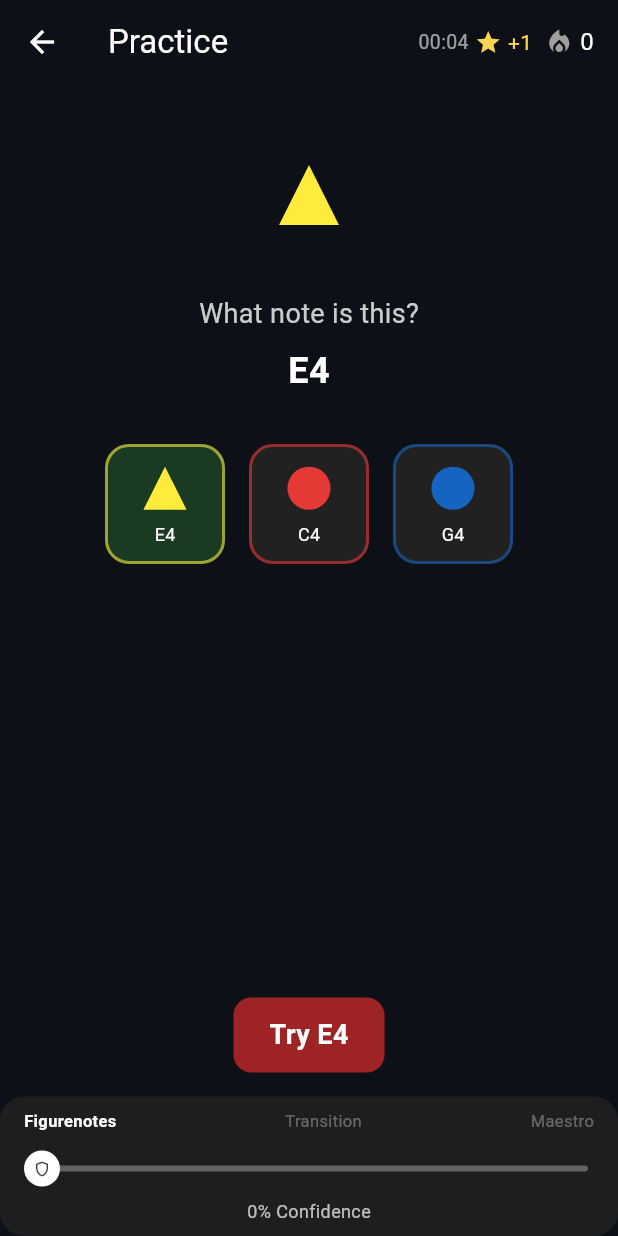
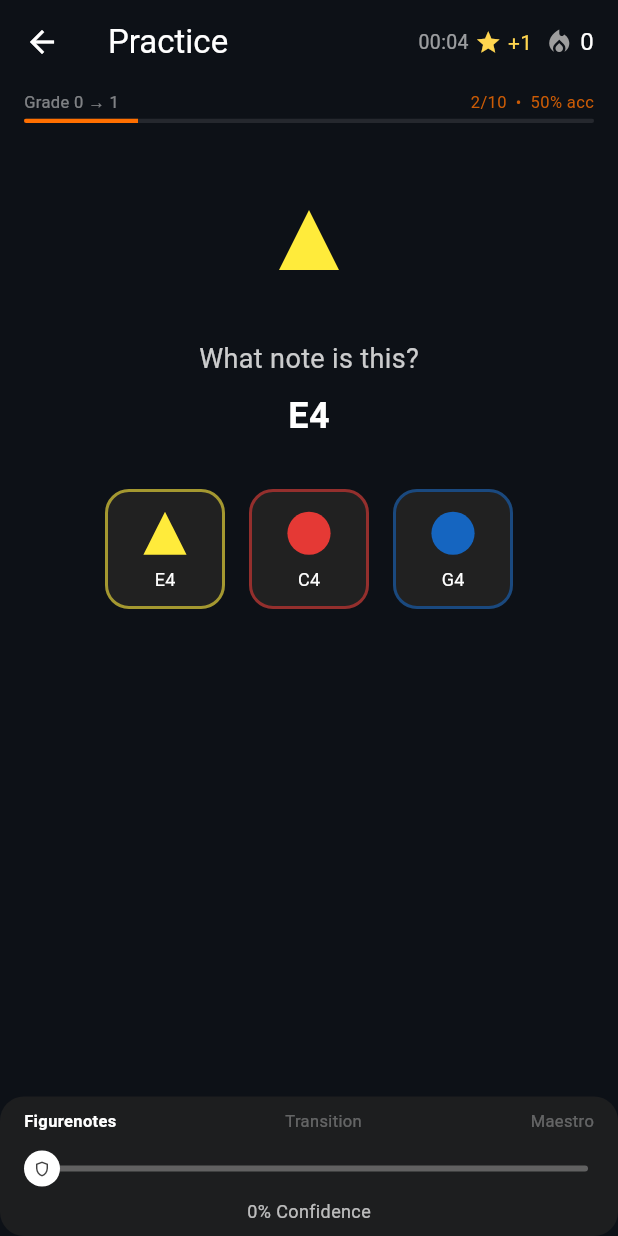
Before and after one commit to scomofo/harmony-knight, a Flutter app: the PracticeScreen screen opened by its route, after a tap on "C4", after a tap on "G4", on a phone screen of 412 x 824 dp. Run offline on Flutter 3.47's test engine with Material 3 defaults, Android fonts, the phone set to English and light mode, and no system bars; our stand-ins replace equatable, flutter_riverpod, go_router, just_audio, shared_preferences; missing offline and left inert: flutter_audio_capture, flutter_soloud, pitch_detector_dart; accounts and stored records are empty.

Commit message:
fix: unblock practice screen, wire audio feedback, add grade progress bar
- Wrong answers in practice no longer freeze the screen — buttons
  re-enable after the 600ms feedback animation so the player can
  retry the correct note (wait-mode intent preserved)
- soundFeedbackProvider and ghostToneProvider now self-initialize via
  Future.microtask so correct/wrong tones actually play; previously
  initialize() was never called and all audio was silent
- Add session progress bar to practice screen showing X/N notes and
  live accuracy vs. threshold, turns orange when accuracy slips
- Fix metronome_service.dart compile error: _loadClick called with
  named arg but parameter is positional
- Fix duel_screen.dart compile error: missing audio_provider import
  for ghostToneProvider and soundFeedbackProvider

Co-Authored-By: Claude Sonnet 4.6 <noreply@anthropic.com>

```diff
--- a/lib/engine/metronome_service.dart
+++ b/lib/engine/metronome_service.dart
@@ -41,8 +41,8 @@ class MetronomeService {
   /// Pre-generate click WAV sources. Call once after AudioService.initialize().
   Future<void> initialize() async {
     if (!_audio.isInitialized) return;
-    _normalSource = await _loadClick(volume: 0.6);
-    _accentSource = await _loadClick(volume: 1.0);
+    _normalSource = await _loadClick(0.6);
+    _accentSource = await _loadClick(1.0);
   }
 
   Future<AudioSource?> _loadClick(double volume) async {
--- a/lib/providers/audio_provider.dart
+++ b/lib/providers/audio_provider.dart
@@ -15,6 +15,9 @@ final audioServiceProvider = Provider<AudioService>((ref) {
 final ghostToneProvider = Provider<GhostToneEngine>((ref) {
   final engine = GhostToneEngine();
   ref.onDispose(() => engine.dispose());
+  Future.microtask(() async {
+    try { await engine.initialize(); } catch (_) {}
+  });
   return engine;
 });
 
@@ -22,6 +25,9 @@ final ghostToneProvider = Provider<GhostToneEngine>((ref) {
 final soundFeedbackProvider = Provider<SoundFeedbackService>((ref) {
   final service = SoundFeedbackService();
   ref.onDispose(() => service.dispose());
+  Future.microtask(() async {
+    try { await service.initialize(); } catch (_) {}
+  });
   return service;
 });
 
--- a/lib/screens/duel_screen.dart
+++ b/lib/screens/duel_screen.dart
@@ -3,6 +3,7 @@ import 'package:flutter_riverpod/flutter_riverpod.dart';
 import 'package:go_router/go_router.dart';
 import 'package:harmony_knight/models/note.dart';
 import 'package:harmony_knight/models/quest.dart';
+import 'package:harmony_knight/providers/audio_provider.dart';
 import 'package:harmony_knight/providers/duel_provider.dart';
 import 'package:harmony_knight/providers/quest_provider.dart';
 import 'package:harmony_knight/providers/scaffolding_provider.dart';
--- a/lib/screens/practice_screen.dart
+++ b/lib/screens/practice_screen.dart
@@ -309,8 +309,15 @@ class _PracticeScreenState extends ConsumerState<PracticeScreen>
       ref.read(playerProgressProvider.notifier).recordIncorrectNote();
       // Audio error signal.
       ref.read(soundFeedbackProvider).playWrong();
-      // Wait-Mode: don't advance — let user see the correct answer.
-      _feedbackController.forward(from: 0.0);
+      // Wait-Mode: show the correct answer for 1.2 s, then re-enable buttons.
+      _feedbackController.forward(from: 0.0).then((_) {
+        if (mounted) {
+          setState(() {
+            _showFeedback = false;
+            _feedback = null;
+          });
+        }
+      });
     }
   }
 
@@ -591,6 +598,9 @@ class _PracticeScreenState extends ConsumerState<PracticeScreen>
                 ),
               ),
 
+            // Grade progress bar — shows how far through this session's threshold.
+            _buildSessionProgress(),
+
             const SizedBox(height: 24),
 
             // Staff with target note.
@@ -717,6 +727,65 @@ class _PracticeScreenState extends ConsumerState<PracticeScreen>
     ); // closes Stack
   }
 
+  Widget _buildSessionProgress() {
+    final grade = ref.read(playerProgressProvider).gradeLevel;
+    final threshold = kGradeThresholds[grade];
+    if (threshold == null) return const SizedBox.shrink(); // max grade
+
+    final attempted = _sessionTotal;
+    final needed = threshold.minSessionAttempts;
+    final accuracy = attempted > 0 ? _sessionCorrect / attempted : 0.0;
+    final accuracyNeeded = threshold.minSessionAccuracy;
+
+    // Progress toward minimum attempts (the gating requirement).
+    final attemptsProgress = (attempted / needed).clamp(0.0, 1.0);
+    final onTrack = accuracy >= accuracyNeeded || attempted == 0;
+
+    return Padding(
+      padding: const EdgeInsets.symmetric(horizontal: 16, vertical: 4),
+      child: Column(
+        crossAxisAlignment: CrossAxisAlignment.start,
+        children: [
+          Row(
+            mainAxisAlignment: MainAxisAlignment.spaceBetween,
+            children: [
+              Text(
+                'Grade $grade → ${grade + 1}',
+                style: TextStyle(
+                  color: Colors.white.withAlpha(120),
+                  fontSize: 11,
+                ),
+              ),
+              Text(
+                attempted == 0
+                    ? 'Need $needed notes at ${(accuracyNeeded * 100).round()}%'
+                    : '$attempted/$needed  •  ${(accuracy * 100).round()}% acc',
+                style: TextStyle(
+                  color: onTrack
+                      ? Colors.white.withAlpha(120)
+                      : const Color(0xFFFF6F00).withAlpha(200),
+                  fontSize: 11,
+                ),
+              ),
+            ],
+          ),
+          const SizedBox(height: 3),
+          ClipRRect(
+            borderRadius: BorderRadius.circular(2),
+            child: LinearProgressIndicator(
+              value: attemptsProgress,
+              minHeight: 3,
+              backgroundColor: Colors.white.withAlpha(25),
+              valueColor: AlwaysStoppedAnimation<Color>(
+                onTrack ? const Color(0xFF4FC3F7) : const Color(0xFFFF6F00),
+              ),
+            ),
+          ),
+        ],
+      ),
+    );
+  }
+
   String _formatElapsed(Duration d) {
     final m = d.inMinutes.remainder(60).toString().padLeft(2, '0');
     final s = d.inSeconds.remainder(60).toString().padLeft(2, '0');
```
Also changed, not shown: 1 other file.
